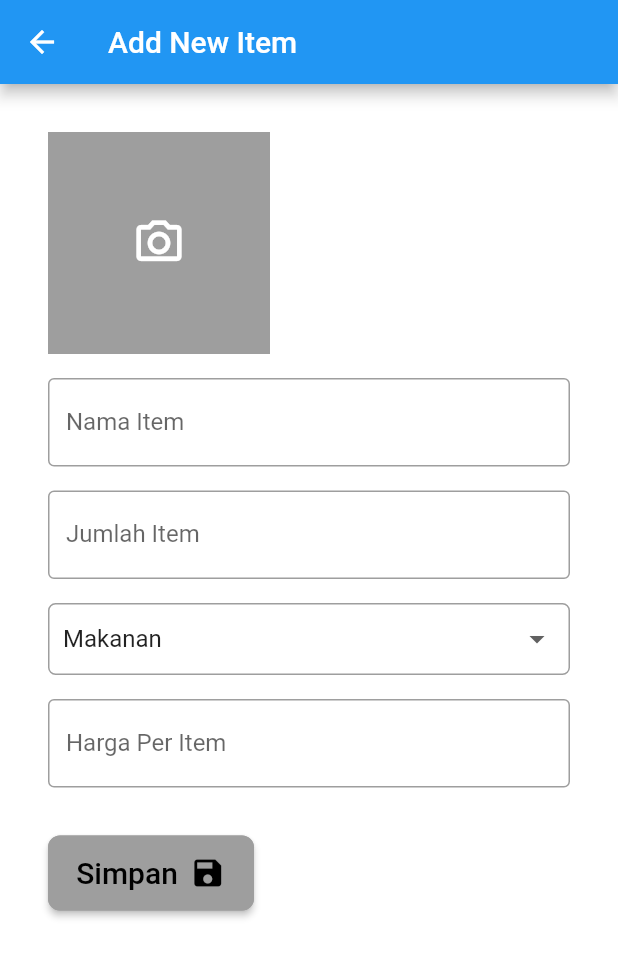
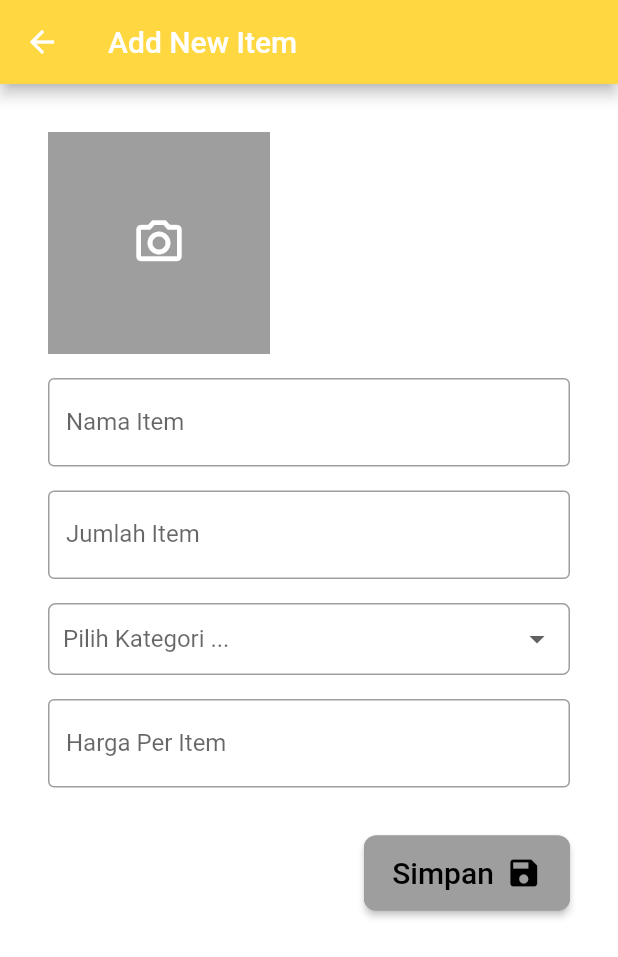
Before and after one commit to hafizhfr/stock_management_flutter, a Flutter app: the AddItemScreen screen opened directly, on a phone screen of 412 x 824 dp. Shown: the top 957 px of the screen. Run offline on Flutter 3.47's test engine with Material 2 defaults, Android fonts, the phone set to English and light mode, and no system bars; our stand-ins replace basic_utils, cloud_firestore, firebase_auth, firebase_core, fluttertoast, image_picker; accounts and stored records are empty.

Commit message:
dropdown fix

```diff
--- a/lib/page/add_item_screen.dart
+++ b/lib/page/add_item_screen.dart
@@ -34,6 +34,7 @@ class _AddItemScreen extends State<AddItemScreen> {
 
     return Scaffold(
         appBar: AppBar(
+          backgroundColor: Colors.amberAccent,
           title: Text("Add New Item"),
         ),
         resizeToAvoidBottomInset: false,
@@ -107,16 +108,18 @@ class _AddItemScreen extends State<AddItemScreen> {
                 SizedBox(
                   height: 32,
                 ),
-                Flexible(
-                    child: Container(
+                Row(
+                  mainAxisAlignment: MainAxisAlignment.end,
+                  children: [
+                    Container(
                       height: 50,
                       width: itemWidth / 3,
                       child: ElevatedButton(
                         style: ButtonStyle(
                             backgroundColor:
                                 MaterialStateProperty.all<Color>(Colors.grey),
-                        shape:
-                            MaterialStateProperty.all<RoundedRectangleBorder>(
+                            shape: MaterialStateProperty.all<
+                                    RoundedRectangleBorder>(
                                 RoundedRectangleBorder(
                                     borderRadius: BorderRadius.circular(8.0),
                                     side: BorderSide(color: Colors.grey)))),
@@ -147,11 +150,12 @@ class _AddItemScreen extends State<AddItemScreen> {
                             });
                           } else {
                             itemCollection.add({
-                          'namaBarang':
-                              StringUtils.capitalize(itemNameController.text),
+                              'namaBarang': StringUtils.capitalize(
+                                  itemNameController.text),
                               'jumlahBarang':
                                   int.tryParse(itemCountController.text),
-                          'hargaBarang': int.tryParse(itemPriceController.text),
+                              'hargaBarang':
+                                  int.tryParse(itemPriceController.text),
                               'kategori': itemCategoryController.itemCategory,
                             });
 
@@ -171,7 +175,9 @@ class _AddItemScreen extends State<AddItemScreen> {
                           }
                         },
                       ),
-                ))
+                    ),
+                  ],
+                ),
               ],
             ),
           ),
--- a/lib/page/all_item_screen.dart
+++ b/lib/page/all_item_screen.dart
@@ -15,8 +15,7 @@ class _AllItemScreen extends State<AllItemScreen> {
   final searchController = TextEditingController();
   String searchQuery = '';
 
-  ItemCategoryController controller =
-      ItemCategoryController(itemCategory: 'Makanan');
+  ItemCategoryController controller = ItemCategoryController(itemCategory: '');
 
   @override
   Widget build(BuildContext context) {
--- a/lib/widgets/dropdown_category_widget.dart
+++ b/lib/widgets/dropdown_category_widget.dart
@@ -10,7 +10,7 @@ class DropDownCategoryWidget extends StatefulWidget {
 }
 
 class _DropDownCategoryWidget extends State<DropDownCategoryWidget> {
-  String _dropDownValue = "Makanan";
+  String _dropDownValue;
 
   List<String> kategoriBarang = [
     'Makanan',
@@ -33,6 +33,7 @@ class _DropDownCategoryWidget extends State<DropDownCategoryWidget> {
         ),
         child: DropdownButtonHideUnderline(
           child: DropdownButton<String>(
+            hint: Text('Pilih Kategori ...'),
             value: _dropDownValue,
             isDense: true,
             isExpanded: true,
```
Lines whose indentation alone changed are shown as unchanged.
